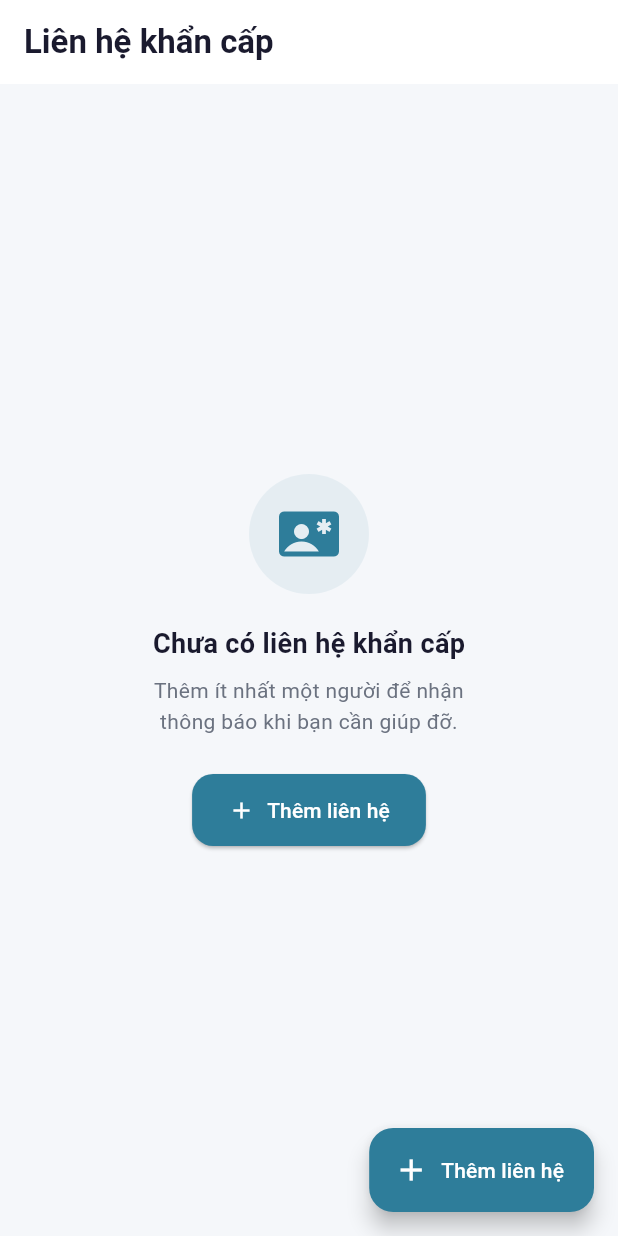
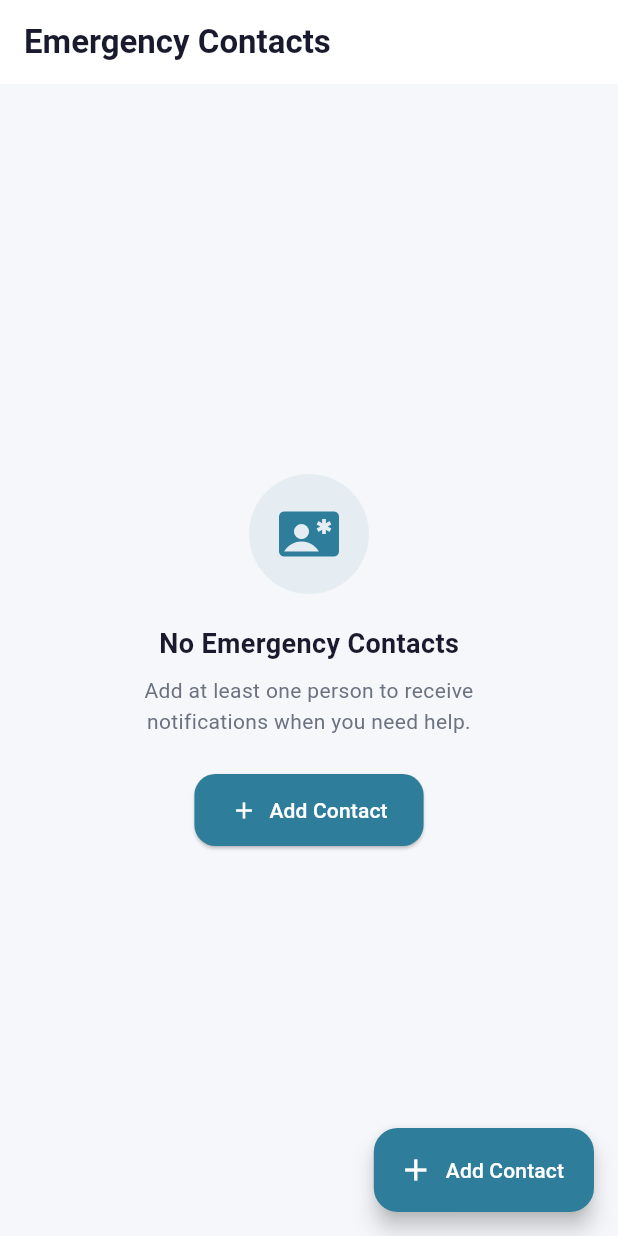
Before and after one commit to phanhhhhhhh/carenest-mobile, a Flutter app: the ElderlyEmergencyContactsScreen screen opened by its route, on a phone screen of 412 x 824 dp. Run offline on Flutter 3.47's test engine with Material 3 defaults, Android fonts, the phone set to English and light mode, and no system bars; our stand-ins replace dio, firebase_auth, firebase_core, flutter_dotenv, flutter_riverpod, flutter_secure_storage and 3 more; accounts and stored records are empty; network calls fail; Roboto replaces fonts that are missing (Nunito).

Commit message:
i18n: translate elderly_emergency_contacts_screen.dart to English

```diff
--- a/lib/features/elderly/presentation/screens/elderly_emergency_contacts_screen.dart
+++ b/lib/features/elderly/presentation/screens/elderly_emergency_contacts_screen.dart
@@ -60,7 +60,7 @@ class _ElderlyEmergencyContactsScreenState
       context: context,
       builder: (ctx) => AlertDialog(
         shape: RoundedRectangleBorder(borderRadius: BorderRadius.circular(16)),
-        title: const Text('Thêm liên hệ khẩn cấp',
+        title: const Text('Add Emergency Contact',
             style: TextStyle(fontWeight: FontWeight.w700)),
         content: Column(
           mainAxisSize: MainAxisSize.min,
@@ -68,7 +68,7 @@ class _ElderlyEmergencyContactsScreenState
             TextField(
               controller: nameCtrl,
               decoration: InputDecoration(
-                labelText: 'Họ và tên',
+                labelText: 'Full Name',
                 border: OutlineInputBorder(borderRadius: BorderRadius.circular(12)),
                 prefixIcon: const Icon(Icons.person, color: AppColors.primary),
               ),
@@ -78,7 +78,7 @@ class _ElderlyEmergencyContactsScreenState
               controller: phoneCtrl,
               keyboardType: TextInputType.phone,
               decoration: InputDecoration(
-                labelText: 'Số điện thoại',
+                labelText: 'Phone Number',
                 border: OutlineInputBorder(borderRadius: BorderRadius.circular(12)),
                 prefixIcon: const Icon(Icons.phone, color: AppColors.primary),
               ),
@@ -87,7 +87,7 @@ class _ElderlyEmergencyContactsScreenState
             TextField(
               controller: relationshipCtrl,
               decoration: InputDecoration(
-                labelText: 'Quan hệ (VD: Con trai, Bác sĩ...)',
+                labelText: 'Relationship (e.g. Son, Doctor...)',
                 border: OutlineInputBorder(borderRadius: BorderRadius.circular(12)),
                 prefixIcon: const Icon(Icons.people, color: AppColors.primary),
               ),
@@ -97,7 +97,7 @@ class _ElderlyEmergencyContactsScreenState
         actions: [
           TextButton(
             onPressed: () => Navigator.pop(ctx),
-            child: const Text('Hủy'),
+            child: const Text('Cancel'),
           ),
           ElevatedButton(
             style: ElevatedButton.styleFrom(
@@ -131,14 +131,14 @@ class _ElderlyEmergencyContactsScreenState
                 } catch (e) {
                   if (ctx.mounted) {
                     ScaffoldMessenger.of(ctx).showSnackBar(
-                      SnackBar(content: Text('Lỗi: $e'),
+                      SnackBar(content: Text('Error: $e'),
                           backgroundColor: AppColors.error),
                     );
                   }
                 }
               }
             },
-            child: const Text('Thêm'),
+            child: const Text('Add'),
           ),
         ],
       ),
@@ -150,13 +150,13 @@ class _ElderlyEmergencyContactsScreenState
     final confirmed = await showDialog<bool>(
       context: context,
       builder: (ctx) => AlertDialog(
-        title: const Text('Xóa liên hệ?'),
-        content: Text('Bạn muốn xóa ${contact.name} khỏi danh sách khẩn cấp?'),
+        title: const Text('Delete Contact?'),
+        content: Text('Remove ${contact.name} from emergency contacts?'),
         actions: [
-          TextButton(onPressed: () => Navigator.pop(ctx, false), child: const Text('Hủy')),
+          TextButton(onPressed: () => Navigator.pop(ctx, false), child: const Text('Cancel')),
           TextButton(
             onPressed: () => Navigator.pop(ctx, true),
-            child: const Text('Xóa', style: TextStyle(color: AppColors.error)),
+            child: const Text('Delete', style: TextStyle(color: AppColors.error)),
           ),
         ],
       ),
@@ -182,7 +182,7 @@ class _ElderlyEmergencyContactsScreenState
       } catch (e) {
         if (mounted) {
           ScaffoldMessenger.of(context).showSnackBar(
-            SnackBar(content: Text('Lỗi: $e'), backgroundColor: AppColors.error),
+            SnackBar(content: Text('Error: $e'), backgroundColor: AppColors.error),
           );
         }
       }
@@ -194,7 +194,7 @@ class _ElderlyEmergencyContactsScreenState
     return Scaffold(
       backgroundColor: AppColors.background,
       appBar: AppBar(
-        title: const Text('Liên hệ khẩn cấp',
+        title: const Text('Emergency Contacts',
             style: TextStyle(fontWeight: FontWeight.w700, color: AppColors.textPrimary)),
         backgroundColor: AppColors.surface,
         foregroundColor: AppColors.textPrimary,
@@ -221,7 +221,7 @@ class _ElderlyEmergencyContactsScreenState
                           SizedBox(width: 10),
                           Expanded(
                             child: Text(
-                              'Những người này sẽ được thông báo khi bạn nhấn nút SOS.',
+                              'These people will be notified when you press the SOS button.',
                               style: TextStyle(color: AppColors.textPrimary, fontSize: 13, height: 1.4),
                             ),
                           ),
@@ -241,7 +241,7 @@ class _ElderlyEmergencyContactsScreenState
         backgroundColor: AppColors.primary,
         foregroundColor: Colors.white,
         icon: const Icon(Icons.add),
-        label: const Text('Thêm liên hệ'),
+        label: const Text('Add Contact'),
       ),
     );
   }
@@ -263,12 +263,12 @@ class _ElderlyEmergencyContactsScreenState
                   color: AppColors.primary, size: 40),
             ),
             const SizedBox(height: 20),
-            const Text('Chưa có liên hệ khẩn cấp',
+            const Text('No Emergency Contacts',
                 style: TextStyle(fontSize: 18, fontWeight: FontWeight.w600,
                     color: AppColors.textPrimary)),
             const SizedBox(height: 8),
             const Text(
-              'Thêm ít nhất một người để nhận\nthông báo khi bạn cần giúp đỡ.',
+              'Add at least one person to receive\nnotifications when you need help.',
               textAlign: TextAlign.center,
               style: TextStyle(color: AppColors.textSecondary, fontSize: 14, height: 1.5),
             ),
@@ -276,7 +276,7 @@ class _ElderlyEmergencyContactsScreenState
             ElevatedButton.icon(
               onPressed: _showAddDialog,
               icon: const Icon(Icons.add),
-              label: const Text('Thêm liên hệ'),
+              label: const Text('Add Contact'),
               style: ElevatedButton.styleFrom(
                 backgroundColor: AppColors.primary,
                 foregroundColor: Colors.white,
@@ -317,14 +317,14 @@ class _ContactCard extends StatelessWidget {
 
   IconData _relationIcon() {
     switch (contact.relationship.toLowerCase()) {
-      case 'con trai':
-      case 'con gái':
-      case 'con':
+      case 'son':
+      case 'daughter':
+      case 'child':
         return Icons.child_care;
-      case 'vợ':
-      case 'chồng':
+      case 'wife':
+      case 'husband':
         return Icons.favorite;
-      case 'bác sĩ':
+      case 'doctor':
         return Icons.medical_services;
       default:
         return Icons.person;
@@ -385,7 +385,7 @@ class _ContactCard extends StatelessWidget {
                 color: AppColors.primary.withOpacity(0.08),
                 borderRadius: BorderRadius.circular(8),
               ),
-              child: const Text('Ưu tiên',
+              child: const Text('Priority',
                   style: TextStyle(color: AppColors.primary, fontSize: 11,
                       fontWeight: FontWeight.w600)),
             ),
```
